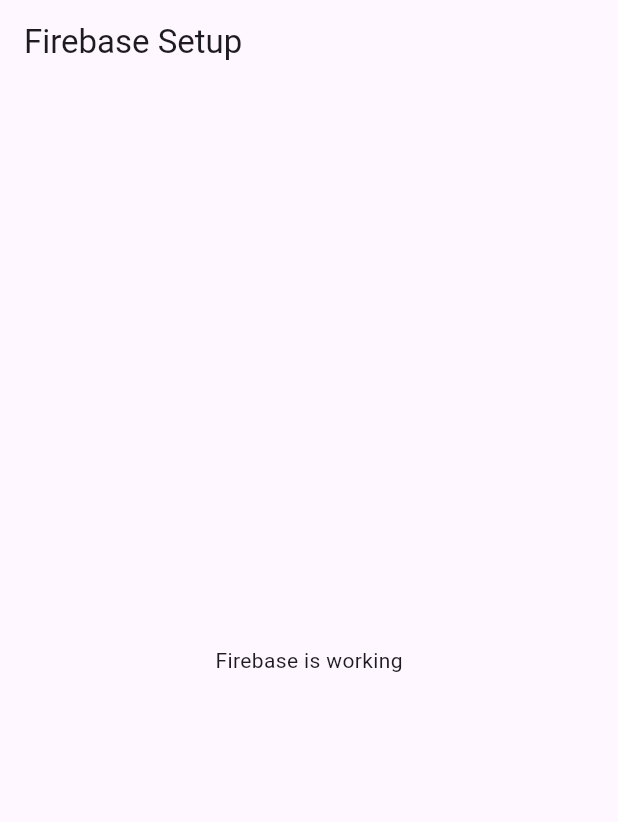
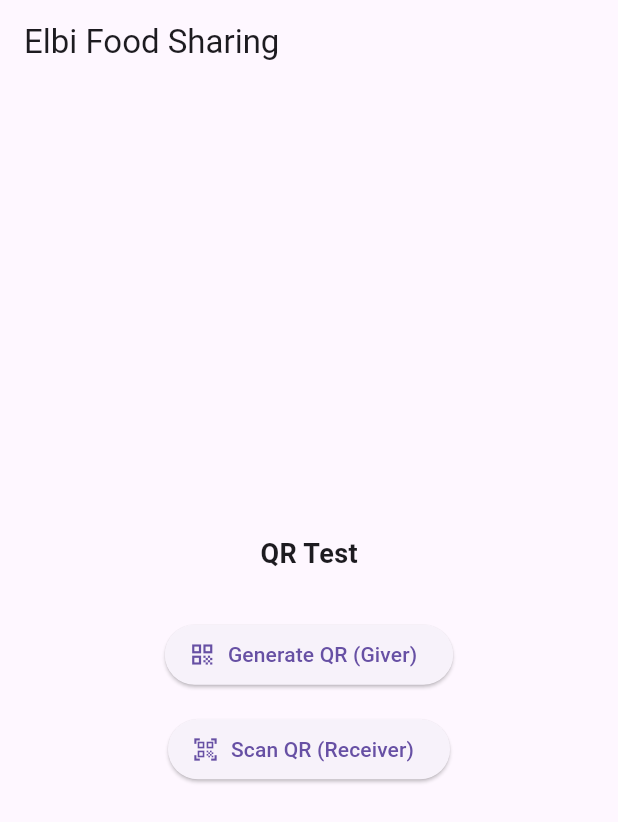
Before and after one commit to joashii/cmsc23-final-project, a Flutter app: the screen it shows after launch, on a phone screen of 412 x 824 dp. Shown: the top 822 px of the screen. Run offline on Flutter 3.47's test engine with Material 3 defaults, Android fonts, the light colour scheme and no system bars; our stand-ins replace cloud_firestore, firebase_core, qr_flutter; missing offline and left inert: mobile_scanner; accounts and stored records are empty; generated files the repository leaves out were written again.

Commit message:
feat: QR scanning and generation (frontend only)

```diff
--- a/lib/main.dart
+++ b/lib/main.dart
@@ -1,12 +1,15 @@
 import 'package:flutter/material.dart';
 import 'package:firebase_core/firebase_core.dart';
 import 'firebase_options.dart';
-import 'api/firebase_todo_api.dart';
+
+import 'screens/qr_generate_screen.dart';
+import 'screens/qr_scanner_screen.dart';
 
 Future<void> main() async {
   WidgetsFlutterBinding.ensureInitialized();
-
-  await Firebase.initializeApp(options: DefaultFirebaseOptions.currentPlatform);
+  await Firebase.initializeApp(
+    options: DefaultFirebaseOptions.currentPlatform,
+  );
 
   runApp(MyApp());
 }
@@ -14,18 +17,63 @@
 class MyApp extends StatelessWidget {
   @override
   Widget build(BuildContext context) {
-    FirebaseTodoAPI api = FirebaseTodoAPI();
+    return MaterialApp(
+      debugShowCheckedModeBanner: false,
+      title: 'Elbi Food Sharing App',
+      home: HomeScreen(),
+    );
+  }
+}
 
-    api.addTodo({
-      "title": "Todo from Flutter",
-      "completed": false,
-      "id": "user_id",
-    });
+class HomeScreen extends StatelessWidget {
+  const HomeScreen({super.key});
 
-    return MaterialApp(
-      home: Scaffold(
-        appBar: AppBar(title: Text("Firebase Setup")),
-        body: Center(child: Text("Firebase is working")),
+  @override
+  Widget build(BuildContext context) {
+    return Scaffold(
+      appBar: AppBar(title: const Text("Elbi Food Sharing")),
+      body: Center(
+        child: Column(
+          mainAxisAlignment: MainAxisAlignment.center,
+          children: [
+            const Text(
+              "QR Test",
+              style: TextStyle(fontSize: 18, fontWeight: FontWeight.bold),
+            ),
+
+            const SizedBox(height: 30),
+
+            ElevatedButton.icon(
+              icon: const Icon(Icons.qr_code),
+              label: const Text("Generate QR (Giver)"),
+              onPressed: () {
+                Navigator.push(
+                  context,
+                  MaterialPageRoute(
+                    builder: (_) => const QRGenerateScreen(
+                      itemId: "item_123",
+                    ),
+                  ),
+                );
+              },
+            ),
+
+            const SizedBox(height: 15),
+
+            ElevatedButton.icon(
+              icon: const Icon(Icons.qr_code_scanner),
+              label: const Text("Scan QR (Receiver)"),
+              onPressed: () {
+                Navigator.push(
+                  context,
+                  MaterialPageRoute(
+                    builder: (_) => const QRScannerScreen(),
+                  ),
+                );
+              },
+            ),
+          ],
+        ),
       ),
     );
   }
--- a/pubspec.yaml
+++ b/pubspec.yaml
@@ -36,6 +36,8 @@
   cupertino_icons: ^1.0.8
   firebase_core: ^4.7.0
   cloud_firestore: ^6.3.0
+  qr_flutter: ^4.1.0
+  mobile_scanner: ^7.2.0
 
 dev_dependencies:
   flutter_test:
```
Also changed, not shown: lib/screens/qr_generate_screen.dart (added, +42 -0 lines), lib/screens/qr_scanner_screen.dart (added, +60 -0 lines), pubspec.lock, 2 other files.
